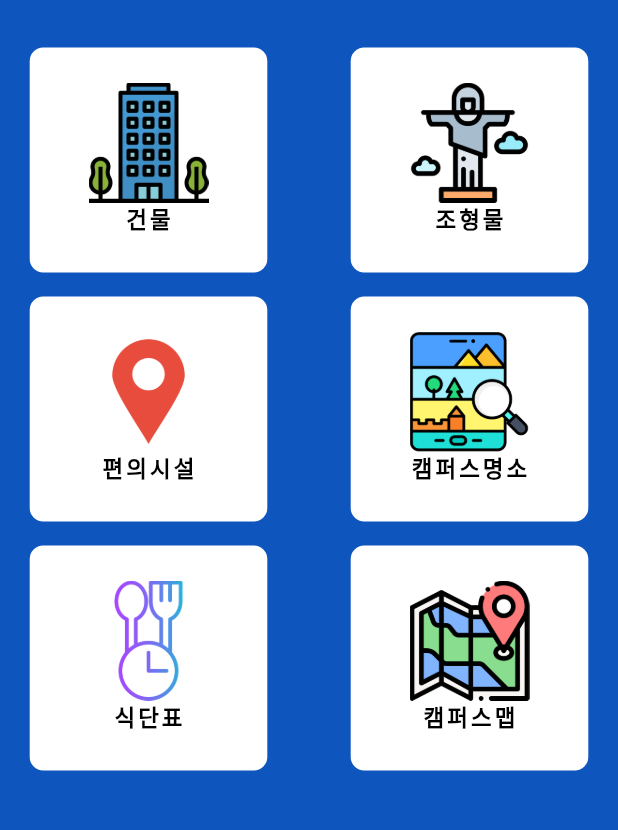
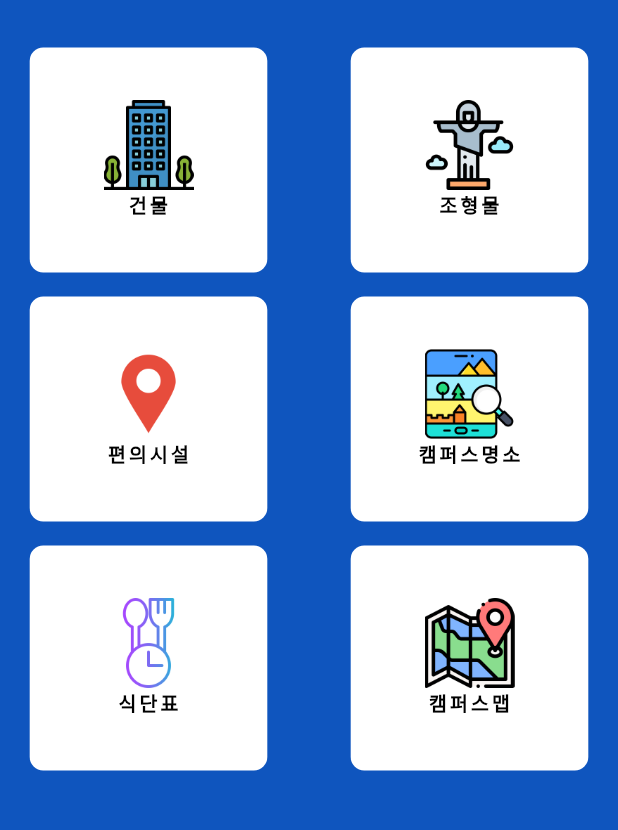
Before and after one commit to PNU-Detector/FrontEnd, a Flutter app: the screen it shows after launch, on a phone screen of 412 x 824 dp, the part 308-1138 px from its top. Run offline on Flutter 3.47's test engine with Material 2 defaults, Android fonts, the phone set to English and light mode, and no system bars; our stand-ins replace camera, dio; missing offline and left inert: flutter_naver_map.

Commit message:
feat: Update main page

```diff
--- a/pnutour/lib/main.dart
+++ b/pnutour/lib/main.dart
@@ -1,20 +1,16 @@
 import 'package:flutter/material.dart';
 import 'package:flutter_naver_map/flutter_naver_map.dart';
-import 'package:pnutour/building/buildingSearch.dart';
+import 'package:pnutour/Building/buildingCamera.dart';
+import 'package:pnutour/Building/buildingInfo.dart';
 import 'package:pnutour/campusMap.dart';
 import 'package:pnutour/convenience.dart';
 import 'package:pnutour/landMarkInfo.dart';
-import 'package:pnutour/museumSearch.dart';
 import 'package:pnutour/restaurantInfo.dart';
 import 'package:pnutour/schoolInfo.dart';
-import 'package:pnutour/sculptureSearch.dart';
+import 'package:pnutour/sculpture/sculptureCamera.dart';
 
 
-// git test
-// git test2
-//git test3
-//test
-//git test4
+
 void main() async {
   WidgetsFlutterBinding.ensureInitialized();
   await NaverMapSdk.instance.initialize(
@@ -168,8 +164,8 @@ class ButtonWidget extends StatelessWidget {
       alignment: Alignment.center,
       child: Container(
 
-          width: 80,
-          height: 103,
+          width: 70,
+          height: 80,
           decoration: BoxDecoration(
               color: Colors.white,
 
@@ -183,17 +179,13 @@ class ButtonWidget extends StatelessWidget {
               onTap: (){
                 if (menuname == "건물"){
                   Navigator.push(
-                    context, MaterialPageRoute(builder: (context) => BuildingSearch()),
+                    // context, MaterialPageRoute(builder: (context) => buildingCamera()),
+                    context, MaterialPageRoute(builder: (context) => buildingInfo(buildingCode: "b201")),
                   );
                 }
                 else if (menuname == "조형물"){
                   Navigator.push(
-                    context, MaterialPageRoute(builder: (context) => scultureSerach()),
-                  );
-                }
-                else if (menuname == "박물관"){
-                  Navigator.push(
-                    context, MaterialPageRoute(builder: (context) => museumSearch()),
+                    context, MaterialPageRoute(builder: (context) => sculptureCamera()),
                   );
                 }
                 else if (menuname == "식단표"){
@@ -217,13 +209,17 @@ class ButtonWidget extends StatelessWidget {
                   );
                 }
               },
-              child: Image.asset('$imagsrc'),
+              child: Image.asset(
+                '$imagsrc',
+                width: 60, // 이미지 너비 조절
+                height: 60, // 이미지 높이 조절
+              ),
             ),
               Text(this.menuname,
                   style: TextStyle(
                       color: Colors.black,
                       letterSpacing: 2.0,
-                      fontSize: 15,
+                      fontSize: 13,
                       fontWeight: FontWeight.bold
                   ))
             ],
```
